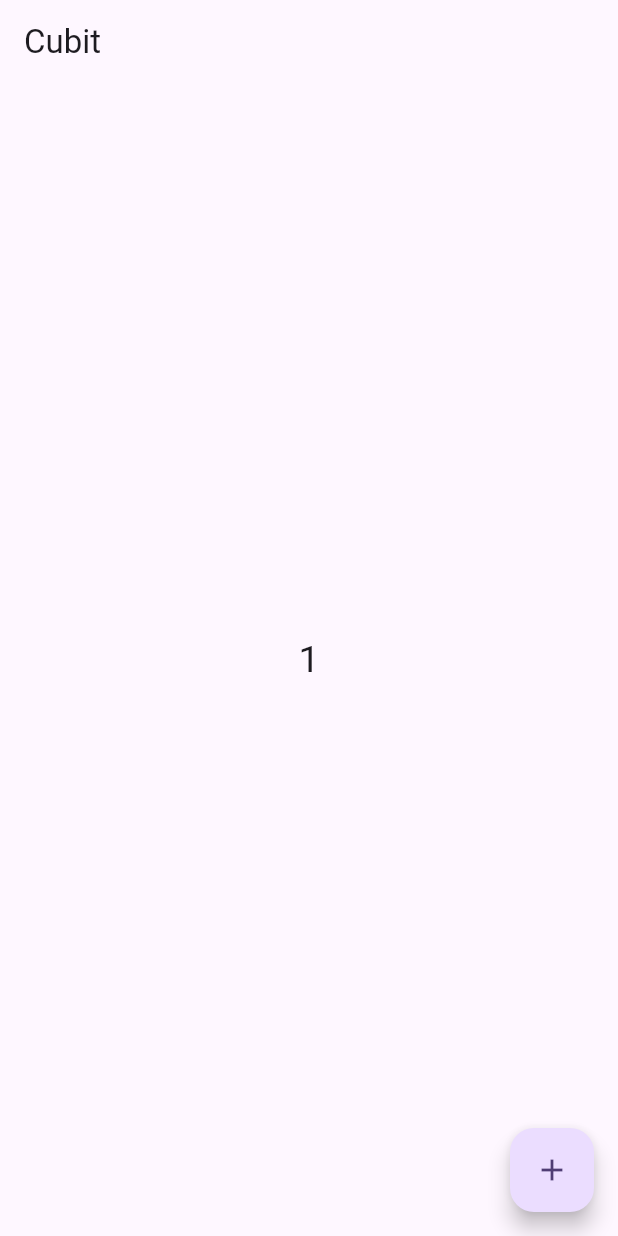
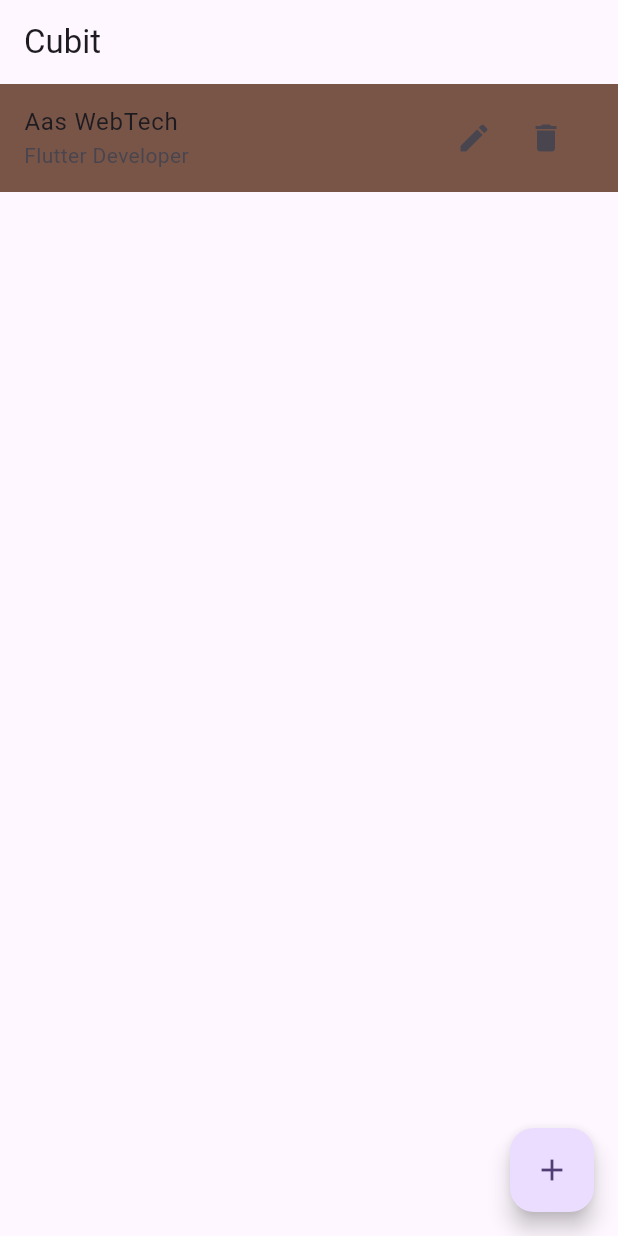
Before and after one commit to aasm0hammad/cubit_practice, a Flutter app: the screen it shows after launch, after a tap on the "add" icon, on a phone screen of 412 x 824 dp. Run offline on Flutter 3.47's test engine with Material 3 defaults, Android fonts, the light colour scheme and no system bars; our stand-ins replace flutter_bloc.

Commit message:
practice with list

```diff
--- a/lib/CountCubit.dart
+++ b/lib/CountCubit.dart
@@ -1,11 +1,9 @@
 import 'package:flutter_bloc/flutter_bloc.dart';
 
-class CountCubit extends Cubit<int>{
+class CountCubit extends Cubit<int> {
+  CountCubit() : super(0);
 
-  CountCubit(): super(0);
-
-
- void increment(){
-    emit(state+1);
+  void increment() {
+    emit(state + 1);
   }
 }
--- a/lib/HomePage.dart
+++ b/lib/HomePage.dart
@@ -1,4 +1,8 @@
+import 'dart:math';
+
 import 'package:cubit_practice/CountCubit.dart';
+import 'package:cubit_practice/List/list_cubit.dart';
+import 'package:cubit_practice/List/list_state.dart';
 import 'package:flutter/material.dart';
 import 'package:flutter_bloc/flutter_bloc.dart';
 
@@ -8,17 +12,49 @@ class HomePage extends StatelessWidget {
   @override
   Widget build(BuildContext context) {
     return Scaffold(
-      appBar: AppBar(title: Text("Cubit"),),
-      body: BlocBuilder<CountCubit,int>(
-          builder: (ctx,state){
-            return Center(child: Text("$state",style: TextStyle(fontSize: 25),));
-          },),
-
-      floatingActionButton: FloatingActionButton(onPressed: (){
-        context.read<CountCubit>().increment();
-
-      },child: Icon(Icons.add),),
+      appBar: AppBar(
+        title: Text("Cubit"),
+      ),
+      body: BlocBuilder<ListCubit, ListState>(
+        builder: (ctx, state) {
+          return state.mData.isEmpty
+              ? Center(child: Text("data not found"))
+              : ListView.builder(
+                  itemCount: state.mData.length,
+                  itemBuilder: (context, index) {
+                    return ListTile(
+                      tileColor: Colors
+                          .primaries[Random().nextInt(Colors.primaries.length)],
+                      title: Text(state.mData[index]['name']),
+                      subtitle: Text(state.mData[index]['desc']),
+                      trailing: Row(
+                        mainAxisSize: MainAxisSize.min,
+                        children: [
+                          IconButton(
+                              onPressed: () {
+                                ctx.read<ListCubit>().updateList(
+                                    {'name': 'Aas ', 'desc': 'ok'}, index);
+                              },
+                              icon: Icon(Icons.edit)),
+                          IconButton(
+                              onPressed: () {
+                                ctx.read<ListCubit>().deleteList(index);
+                              },
+                              icon: Icon(Icons.delete)),
+                        ],
+                      ),
+                    );
+                  });
+        },
+      ),
+      floatingActionButton: FloatingActionButton(
+        onPressed: () {
+          context
+              .read<ListCubit>()
+              .addList({"name": 'Aas WebTech', 'desc': 'Flutter Developer'});
+        },
+        child: Icon(Icons.add),
+      ),
     );
-
   }
 }
--- /dev/null
+++ b/lib/List/list_cubit.dart
@@ -0,0 +1,29 @@
+import 'package:cubit_practice/List/list_state.dart';
+import 'package:flutter_bloc/flutter_bloc.dart';
+
+class ListCubit extends Cubit<ListState> {
+  ListCubit() : super(ListState(mData: []));
+
+  ///Add list
+  addList(Map<String, dynamic> value) {
+    List<Map<String, dynamic>> currentState = state.mData;
+
+    currentState.add(value);
+
+    emit(ListState(mData: currentState));
+  }
+
+  ///update List
+  updateList(Map<String, dynamic> updateValue, int index) {
+    state.mData[index] = updateValue;
+    emit(ListState(mData: state.mData));
+  }
+
+  ///delete List
+
+  deleteList(int index) {
+    state.mData.removeAt(index);
+    List<Map<String, dynamic>> currentState = state.mData;
+    emit(ListState(mData: currentState));
+  }
+}
--- /dev/null
+++ b/lib/List/list_state.dart
@@ -0,0 +1,5 @@
+class ListState {
+  List<Map<String, dynamic>> mData;
+
+  ListState({required this.mData});
+}
--- a/lib/main.dart
+++ b/lib/main.dart
@@ -1,4 +1,5 @@
 import 'package:cubit_practice/CountCubit.dart';
+import 'package:cubit_practice/List/list_cubit.dart';
 import 'package:flutter/material.dart';
 import 'package:flutter_bloc/flutter_bloc.dart';
 
@@ -20,7 +21,7 @@ class MyApp extends StatelessWidget {
           colorScheme: ColorScheme.fromSeed(seedColor: Colors.deepPurple),
         useMaterial3: true,
       ),
-      home: BlocProvider(create: (context)=> CountCubit(),child: HomePage(),),
+      home: BlocProvider(create: (context)=> ListCubit(),child: HomePage(),),
     );
   }
 }
```
